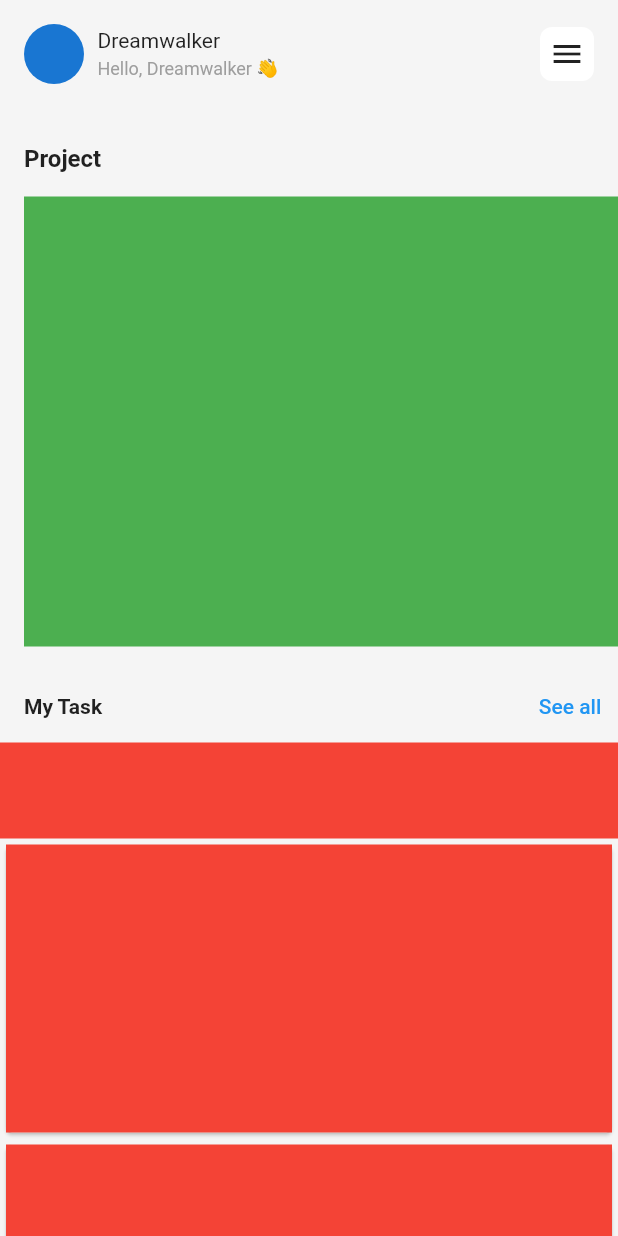
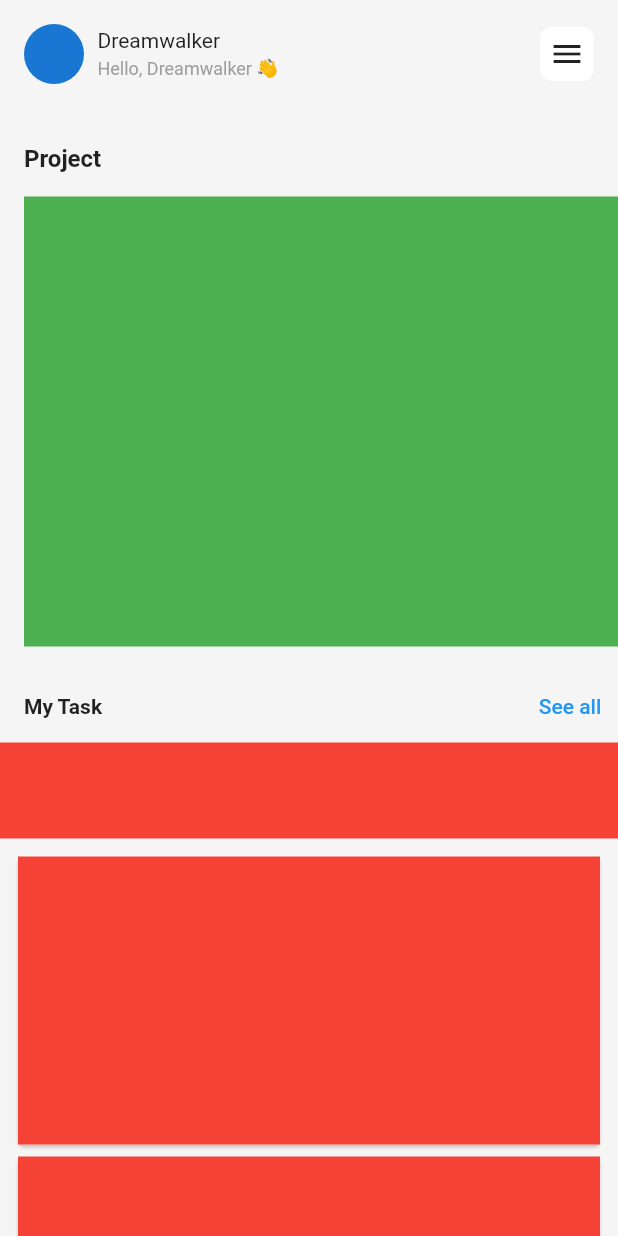
Before and after one commit to JAICHANGPARK/flutter_notebook_18th_story, a Flutter app: the screen it shows after launch, on a phone screen of 412 x 824 dp. Run offline on Flutter 3.47's test engine with Material 2 defaults, Android fonts, the phone set to English and light mode, and no system bars; our stand-ins replace cached_network_image, flutter_lorem, flutter_riverpod, flutter_svg, freezed_annotation, go_router and 2 more.

Commit message:
Update task_management_main_page.dart

```diff
--- a/lib/ep1066_task_mng_app/src/ui/task_management_main_page.dart
+++ b/lib/ep1066_task_mng_app/src/ui/task_management_main_page.dart
@@ -101,7 +101,9 @@ class _TaskManagementMainPageState extends State<TaskManagementMainPage> {
                       height: 64,
                       color: Colors.red,
                     ),
-                    ListView.builder(
+                    Padding(
+                      padding: const EdgeInsets.all(8.0),
+                      child: ListView.builder(
                         itemCount: 10,
                         itemBuilder: (context, index) {
                           return SizedBox(
@@ -115,6 +117,7 @@ class _TaskManagementMainPageState extends State<TaskManagementMainPage> {
                         },
                         shrinkWrap: true,
                       ),
+                    ),
                   ],
                 ),
               ),
```
Lines whose indentation alone changed are shown as unchanged.
